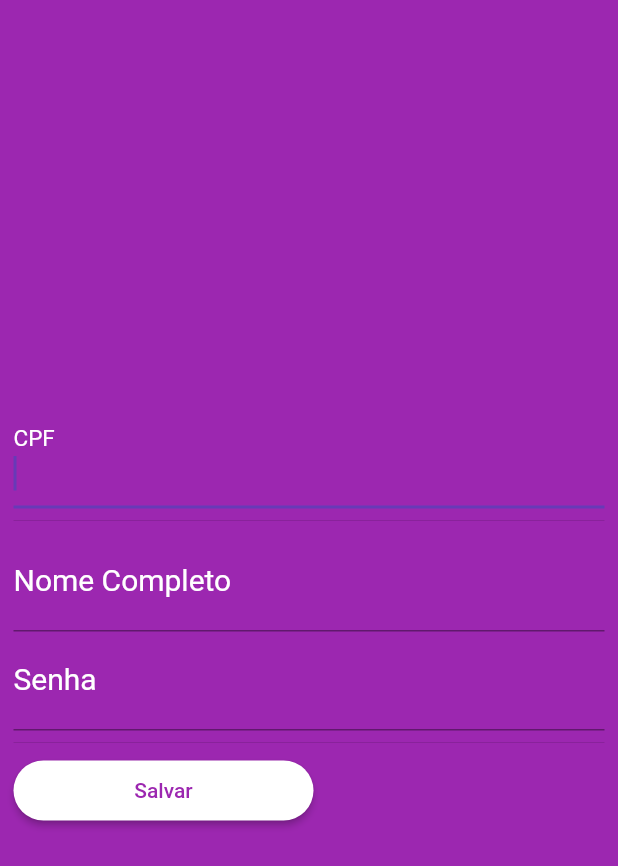
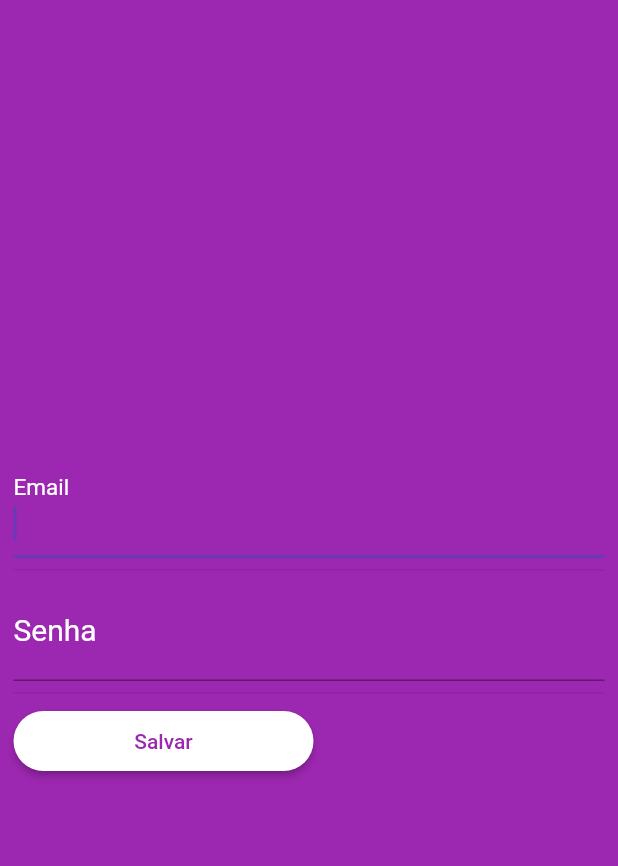
Before and after one commit to Jvictorvieira/MeNotaAi, a Flutter app: the screen it shows after launch, after a tap on "Cadastro", on a phone screen of 412 x 824 dp. Shown: the top 866 px of the screen. Run offline on Flutter 3.47's test engine with Material 2 defaults, Android fonts, the phone set to English and light mode, and no system bars; our stand-ins replace firebase_auth, firebase_core; accounts and stored records are empty.

```diff
--- a/lib/main.dart
+++ b/lib/main.dart
@@ -1,11 +1,13 @@
 import 'package:flutter/material.dart';
 import 'Telas/cadastro.dart';
 import 'Telas/tela_inicial.dart';
+import 'package:firebase_core/firebase_core.dart';
 
 
 
-
-void main() {
+void main() async {
+  WidgetsFlutterBinding.ensureInitialized();
+  await Firebase.initializeApp();
   runApp(const MyApp());
 }
 
--- a/lib/telas/cadastro.dart
+++ b/lib/telas/cadastro.dart
@@ -1,15 +1,16 @@
-import 'package:firebase_core/firebase_core.dart';
 import 'package:flutter/material.dart';
 import 'tela_inicial.dart';
 import 'package:firebase_auth/firebase_auth.dart';
 
 class TelaCadastro extends StatelessWidget {
   static String id = 'cadastro';
-  final _app = Firebase.initializeApp();
+
   final _auth = FirebaseAuth.instance;
   late String cpf;
   late String nome;
   late String senha;
+
+  TelaCadastro({Key? key}) : super(key: key);
 
 
 
@@ -32,21 +33,10 @@ class TelaCadastro extends StatelessWidget {
                         cpf = value;
                       },
                       decoration: const InputDecoration(
-                          labelText: "CPF",
+                          labelText: "Email",
                           labelStyle: TextStyle(color: Colors.white)),
                     ),
                     const Divider(),
-                    TextFormField(
-                      autofocus: true,
-                      keyboardType: TextInputType.visiblePassword,
-                      style: const TextStyle(color: Colors.white, fontSize: 20),
-                      onChanged: (value) {
-                        nome = value;
-                      },
-                      decoration: const InputDecoration(
-                          labelText: "Nome Completo",
-                          labelStyle: TextStyle(color: Colors.white)),
-                    ),
                     TextFormField(
                       autofocus: true,
                       keyboardType: TextInputType.visiblePassword,
@@ -65,12 +55,10 @@ class TelaCadastro extends StatelessWidget {
                       child: ElevatedButton(
                         onPressed: () async {
                           try {
-                            final newUser = await _auth
+                            await _auth
                                 .createUserWithEmailAndPassword(
                                 email: cpf, password: senha);
-                            if (newUser != null) {
-                              Navigator.pushNamed(context, HomeScreen.id);
-                            }
+                            Navigator.pushNamed(context, HomeScreen.id);
                           } catch (e) {
                             print (e);
                           }
```
